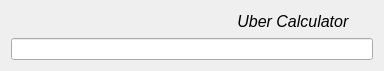
Above: secondSemester/hw4/hw4Num3/widget.ui from rustam-azimov/homeWork before the change. Below: the same form after it.
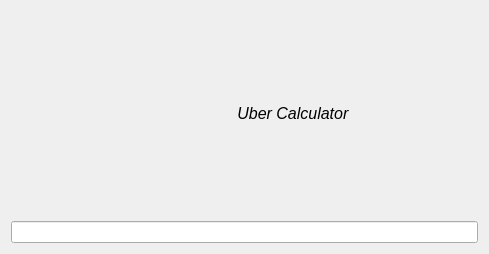
That is the form after the change.

What changed in the file:
```diff
--- a/secondSemester/hw4/hw4Num3/widget.ui
+++ b/secondSemester/hw4/hw4Num3/widget.ui
@@ -9,8 +9,8 @@
    <rect>
     <x>0</x>
     <y>0</y>
-    <width>384</width>
-    <height>71</height>
+    <width>489</width>
+    <height>254</height>
    </rect>
   </property>
   <property name="windowTitle">
@@ -30,7 +30,10 @@
      </property>
     </widget>
    </item>
-   <item row="1" column="0">
+   <item row="3" column="0">
+    <layout class="QGridLayout" name="gridLayout"/>
+   </item>
+   <item row="2" column="0">
     <widget class="QLineEdit" name="lineEdit">
      <property name="readOnly">
       <bool>true</bool>
```
Left out of the diff: 3 changed lines with no effect on the pictures.
